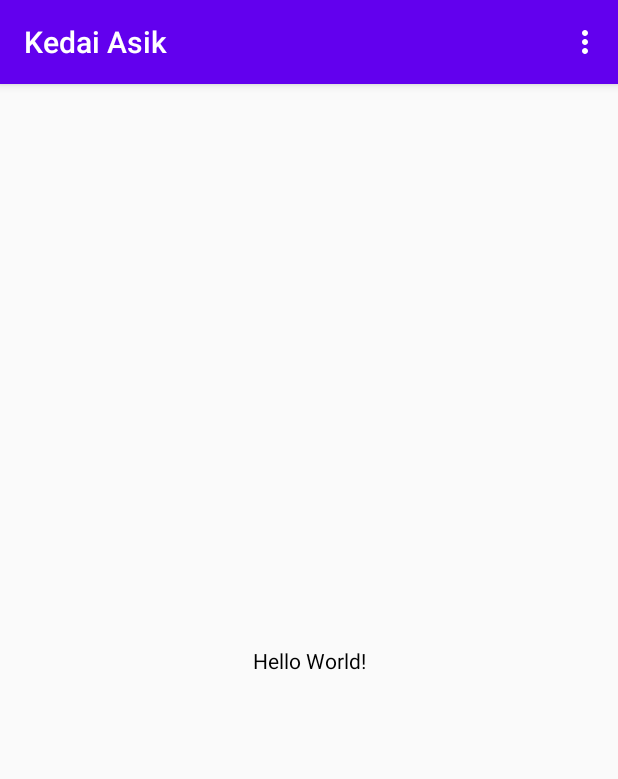
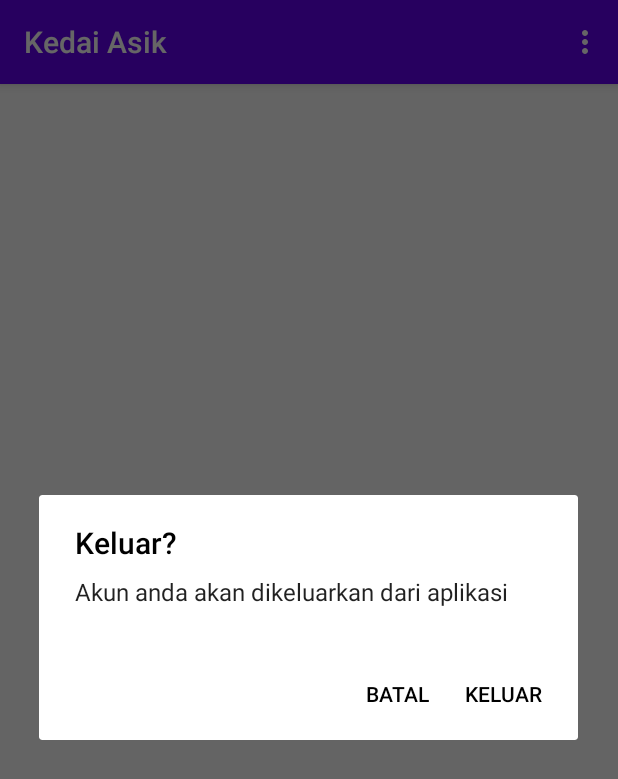
Before and after one commit to asengsaragih/AndroidKedaiAsikApp, an Android app: the screen it shows after launch once a user with an empty profile is signed in (MainActivity), in the options menu, after a tap on "Keluar", on a phone screen of 412 x 824 dp. Shown: the top 779 px of the screen. Run offline under Robolectric (Android 15) with nearby library versions, the phone set to English and light mode, and no system bars; our stand-ins replace Firebase (no records; nobody signed in at launch, a user with empty details on screens opened directly).

Commit message:
add: signout function

```diff
--- a/app/src/main/java/com/suncode/kedaiasik/MainActivity.java
+++ b/app/src/main/java/com/suncode/kedaiasik/MainActivity.java
@@ -1,8 +1,10 @@
 package com.suncode.kedaiasik;
 
 import androidx.annotation.NonNull;
+import androidx.appcompat.app.AlertDialog;
 import androidx.appcompat.app.AppCompatActivity;
 
+import android.content.DialogInterface;
 import android.content.Intent;
 import android.os.Bundle;
 import android.view.Menu;
@@ -41,15 +43,28 @@ public class MainActivity extends BaseActivity {
     public boolean onOptionsItemSelected(@NonNull MenuItem item) {
         switch (item.getItemId()) {
             case R.id.action_signout:
-                //signout firebase
-                mAuth.signOut();
-
-                //intent to new
-                startActivity(new Intent(this, SigninActivity.class));
-                finish();
-
+                //open dialog signout
+                dialogSignOut();
                 break;
         }
         return super.onOptionsItemSelected(item);
     }
+
+    private void dialogSignOut() {
+        AlertDialog.Builder builder = dialogBuilder(getString(R.string.signout_dialog_title), getString(R.string.signout_dialog_message));
+        builder.setPositiveButton(getString(R.string.signout), (dialog, which) -> {
+            //signout firebase
+            mAuth.signOut();
+
+            //intent to new
+            startActivity(new Intent(this, SigninActivity.class));
+            finish();
+        });
+        builder.setNegativeButton(getString(R.string.cancle), (dialog, which) -> {
+            dialog.dismiss();
+        });
+
+        AlertDialog dialog = builder.create();
+        dialog.show();
+    }
 }
--- a/app/src/main/java/com/suncode/kedaiasik/base/BaseActivity.java
+++ b/app/src/main/java/com/suncode/kedaiasik/base/BaseActivity.java
@@ -5,6 +5,7 @@ import android.os.Bundle;
 import android.widget.Toast;
 
 import androidx.annotation.Nullable;
+import androidx.appcompat.app.AlertDialog;
 import androidx.appcompat.app.AppCompatActivity;
 
 import com.google.firebase.auth.FirebaseAuth;
@@ -29,4 +30,12 @@ public class BaseActivity extends AppCompatActivity {
     protected void toast(String message) {
         Toast.makeText(this, message, Toast.LENGTH_SHORT).show();
     }
+
+    protected AlertDialog.Builder dialogBuilder(String title, String message) {
+        AlertDialog.Builder builder = new AlertDialog.Builder(this);
+        builder.setTitle(title);
+        builder.setMessage(message);
+
+        return builder;
+    }
 }
--- a/app/src/main/res/values/strings.xml
+++ b/app/src/main/res/values/strings.xml
@@ -3,6 +3,7 @@
     <string name="signin">Masuk Kedai Asik</string>
     <string name="signup">Daftar Kedai Asik</string>
     <string name="signout">Keluar</string>
+    <string name="cancle">Batal</string>
 
     <string name="name">Nama Lengkap</string>
     <string name="phone">Nomor Ponsel</string>
@@ -24,4 +25,7 @@
     <string name="err_wrong_email">Email tidak terdaftar</string>
 
     <string name="user_created">Berhasil mendaftarkan Akun</string>
+
+    <string name="signout_dialog_title">Keluar?</string>
+    <string name="signout_dialog_message">Akun anda akan dikeluarkan dari aplikasi</string>
 </resources>
```
